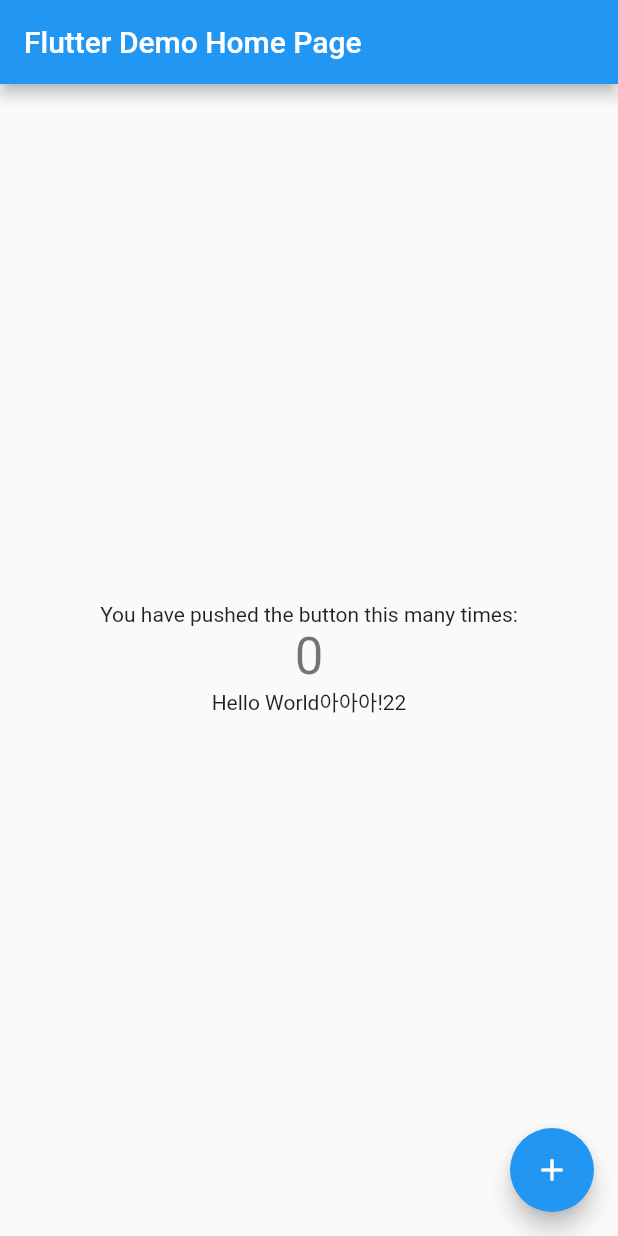
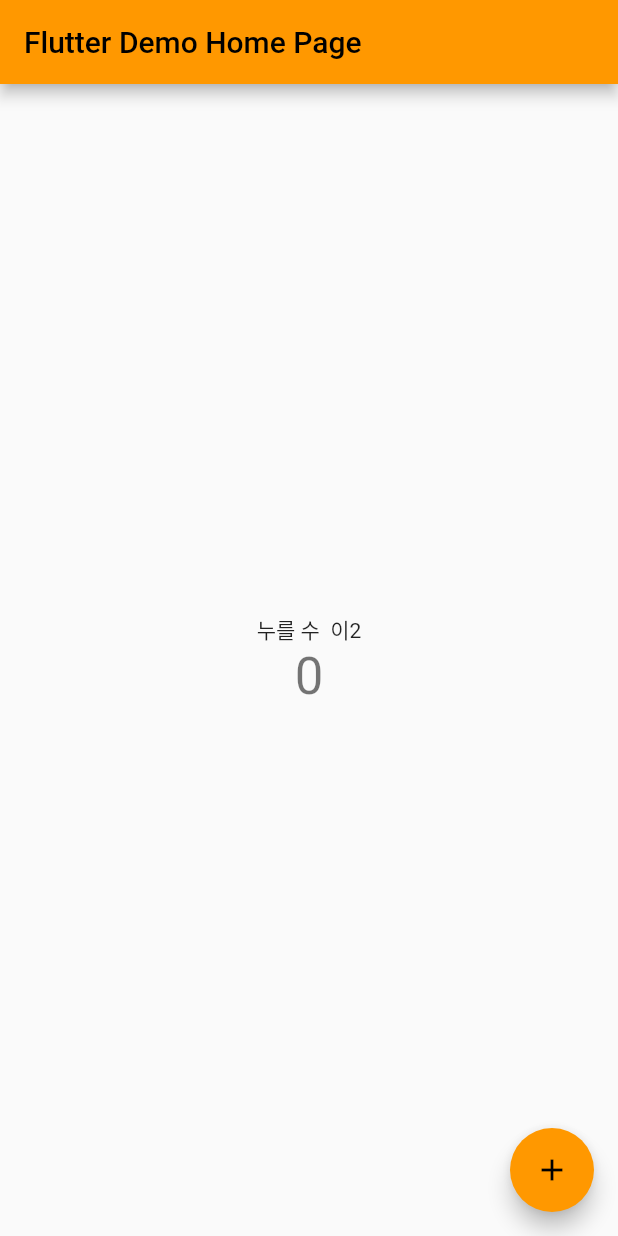
Before and after one commit to iinow/flutter_boilerplate, a Flutter app: the screen it shows after launch, on a phone screen of 412 x 824 dp. Run offline on Flutter 3.47's test engine with Material 2 defaults, Android fonts, the phone set to English and light mode, and no system bars; our stand-ins replace socket_io_client; missing offline and left inert: flutter_webrtc; network calls fail.

```diff
--- a/lib/main.dart
+++ b/lib/main.dart
@@ -1,6 +1,13 @@
+import 'dart:developer';
+
 import 'package:flutter/material.dart';
 import 'package:flutter_localizations/flutter_localizations.dart';
-import 'package:flutter_gen/gen_l10n/app_localizations.dart';
+import 'package:flutter_webrtc/flutter_webrtc.dart';
+import 'package:socket_io_client/socket_io_client.dart';
+
+import 'common/utils/websocket.dart';
+
+// import 'package:flutter_gen/gen_l10n/app_localizations.dart';
 // import 'package:flutter_webrtc/flutter_webrtc.dart';
 
 void main() {
@@ -10,7 +17,6 @@ void main() {
 class MyApp extends StatelessWidget {
   const MyApp({Key? key}) : super(key: key);
 
-  // This widget is the root of your application.
   @override
   Widget build(BuildContext context) {
     var localizationsDelegates = [
@@ -20,30 +26,25 @@ class MyApp extends StatelessWidget {
     ];
 
     var supportedLocales = [
-      // const Locale('ko', 'KR'),
-      // const Locale('en', 'EN'),
+      const Locale('ko', 'KR'),
+      const Locale('en', 'EN'),
     ];
 
-    var str = 'hello world';
     // var deviceData = MediaQuery.of(context);
     // deviceData.size
 
     return MaterialApp(
       title: 'Localizations Sample App',
-      localizationsDelegates: AppLocalizations.localizationsDelegates,
-      supportedLocales: AppLocalizations.supportedLocales,
+      // localizationsDelegates: AppLocalizations.localizationsDelegates,
+      // supportedLocales: AppLocalizations.supportedLocales,
       theme: ThemeData(
-        // This is the theme of your application.
-        //
-        // Try running your application with "flutter run". You'll see the
-        // application has a blue toolbar. Then, without quitting the app, try
-        // changing the primarySwatch below to Colors.green and then invoke
-        // "hot reload" (press "r" in the console where you ran "flutter run",
-        // or simply save your changes to "hot reload" in a Flutter IDE).
-        // Notice that the counter didn't reset back to zero; the application
-        // is not restarted.
-        primarySwatch: Colors.blue,
+        primarySwatch: Colors.orange,
+        colorScheme: ColorScheme.fromSwatch(
+          primarySwatch: Colors.orange,
+        ),
+        // textTheme: GoogleFonts.emilysCanndyTextTheme()
       ),
+      darkTheme: ThemeData.dark(),
       home: const MyHomePage(
         title: 'Flutter Demo Home Page',
       ),
@@ -55,15 +56,6 @@ class MyApp extends StatelessWidget {
 class MyHomePage extends StatefulWidget {
   const MyHomePage({Key? key, required this.title}) : super(key: key);
 
-  // This widget is the home page of your application. It is stateful, meaning
-  // that it has a State object (defined below) that contains fields that affect
-  // how it looks.
-
-  // This class is the configuration for the state. It holds the values (in this
-  // case the title) provided by the parent (in this case the App widget) and
-  // used by the build method of the State. Fields in a Widget subclass are
-  // always marked "final".
-
   final String title;
 
   @override
@@ -72,15 +64,12 @@ class MyHomePage extends StatefulWidget {
 
 class _MyHomePageState extends State<MyHomePage> {
   int _counter = 0;
+
   // final _localRenderer = RTCVideoRenderer();
+  // final re = RTCPeerConnection()
 
   void _incrementCounter() {
     setState(() {
-      // This call to setState tells the Flutter framework that something has
-      // changed in this State, which causes it to rerun the build method below
-      // so that the display can reflect the updated values. If we changed
-      // _counter without calling setState(), then the build method would not be
-      // called again, and so nothing would appear to happen.
       _counter++;
     });
   }
@@ -91,52 +80,35 @@ class _MyHomePageState extends State<MyHomePage> {
       'audio': true,
       'video': {'facingMode': 'user'},
     };
-    // _localRenderer.initialize().then((value) => {print('성공')},
-    //     onError: (error) => {print('error: $error')});
 
-    // Helper.openCamera(mediaConstraints)
-    //     .then((value) => _localRenderer.srcObject = value);
+    var socket = io(
+      'http://192.168.0.5:8080/maps',
+      OptionBuilder().setTransports(['websocket']).build(),
+    );
+    socket.onConnect((_) => log('연결 성공'));
+    socket.onConnectError((data) => log(data));
+    socket.onError((data) => log(data));
+    log('dkdkdkd');
 
-    // This method is rerun every time setState is called, for instance as done
-    // by the _incrementCounter method above.
-    //
-    // The Flutter framework has been optimized to make rerunning build methods
-    // fast, so that you can just rebuild anything that needs updating rather
-    // than having to individually change instances of widgets.
+    // final socket = SimpleWebSocket('http://192.168.0.5:8080/maps');
+    // socket.connect();
+
     return Scaffold(
       appBar: AppBar(
-        // Here we take the value from the MyHomePage object that was created by
-        // the App.build method, and use it to set our appbar title.
         title: Text(widget.title),
       ),
       body: Center(
-        // Center is a layout widget. It takes a single child and positions it
-        // in the middle of the parent.
         child: Column(
-          // Column is also a layout widget. It takes a list of children and
-          // arranges them vertically. By default, it sizes itself to fit its
-          // children horizontally, and tries to be as tall as its parent.
-          //
-          // Invoke "debug painting" (press "p" in the console, choose the
-          // "Toggle Debug Paint" action from the Flutter Inspector in Android
-          // Studio, or the "Toggle Debug Paint" command in Visual Studio Code)
-          // to see the wireframe for each widget.
-          //
-          // Column has various properties to control how it sizes itself and
-          // how it positions its children. Here we use mainAxisAlignment to
-          // center the children vertically; the main axis here is the vertical
-          // axis because Columns are vertical (the cross axis would be
-          // horizontal).
           mainAxisAlignment: MainAxisAlignment.center,
           children: <Widget>[
             const Text(
-              'You have pushed the button this many times:',
+              '누를 수  이2',
             ),
             Text(
               '$_counter',
               style: Theme.of(context).textTheme.headline4,
             ),
-            Text(AppLocalizations.of(context)!.helloWorld),
+            // Text(AppLocalizations.of(context)!.helloWorld),
             // RTCVideoView(_localRenderer)
           ],
         ),
--- a/pubspec.yaml
+++ b/pubspec.yaml
@@ -34,7 +34,7 @@ dependencies:
   flutter_webrtc: ^0.7.0+hotfix.1
   web_socket_channel: 2.1.0
   rxdart: 0.27.3
-  socket_io_client: 1.0.2
+  socket_io_client: 2.0.0-beta.4-nullsafety.0
   get: 4.6.1
   flutter_bloc: 8.0.1
   injectable: 1.5.3
```
Also changed, not shown: pubspec.lock.
